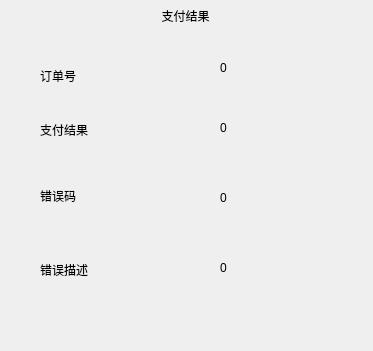
This is mainwindow.ui in zhonghualee/MyTestNPP as Qt 5 draws it before an edit; both pictures show x 0 to 373 and y 170 to 521 of the 373 by 640 pixel window. The edited form follows.
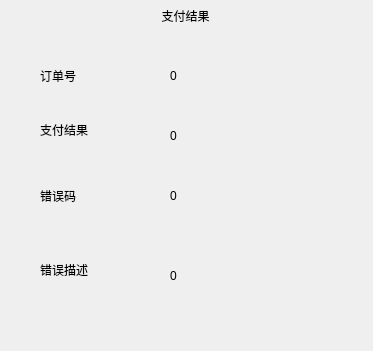
This is the edited form.

Patch:
```diff
--- a/mainwindow.ui
+++ b/mainwindow.ui
@@ -72,10 +72,10 @@
    <widget class="QLabel" name="label_orderidvalue">
     <property name="geometry">
      <rect>
-      <x>220</x>
+      <x>170</x>
       <y>230</y>
-      <width>53</width>
-      <height>16</height>
+      <width>161</width>
+      <height>31</height>
      </rect>
     </property>
     <property name="text">
@@ -85,10 +85,10 @@
    <widget class="QLabel" name="label_errorcodevalue">
     <property name="geometry">
      <rect>
-      <x>220</x>
-      <y>360</y>
-      <width>53</width>
-      <height>16</height>
+      <x>170</x>
+      <y>350</y>
+      <width>181</width>
+      <height>31</height>
      </rect>
     </property>
     <property name="text">
@@ -100,7 +100,7 @@
      <rect>
       <x>40</x>
       <y>290</y>
-      <width>101</width>
+      <width>121</width>
       <height>20</height>
      </rect>
     </property>
@@ -111,10 +111,10 @@
    <widget class="QLabel" name="label_resultvalue">
     <property name="geometry">
      <rect>
-      <x>220</x>
+      <x>170</x>
       <y>290</y>
-      <width>53</width>
-      <height>16</height>
+      <width>161</width>
+      <height>31</height>
      </rect>
     </property>
     <property name="text">
@@ -126,7 +126,7 @@
      <rect>
       <x>40</x>
       <y>430</y>
-      <width>71</width>
+      <width>101</width>
       <height>20</height>
      </rect>
     </property>
@@ -137,10 +137,10 @@
    <widget class="QLabel" name="label_desvalue">
     <property name="geometry">
      <rect>
-      <x>220</x>
+      <x>170</x>
       <y>430</y>
-      <width>53</width>
-      <height>16</height>
+      <width>181</width>
+      <height>31</height>
      </rect>
     </property>
     <property name="text">
```
